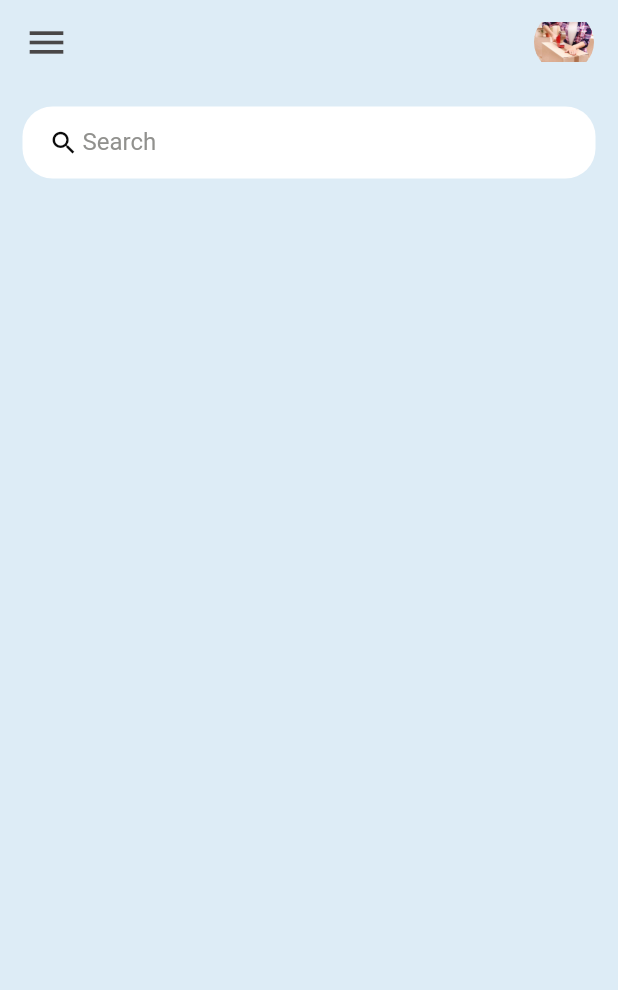
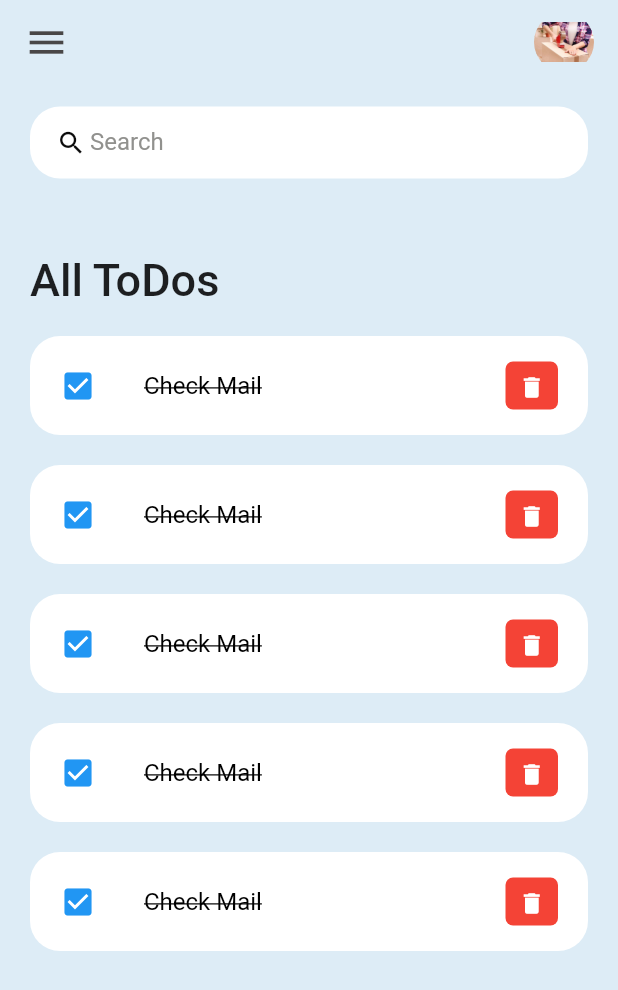
Before and after one commit to pacmadhushan/ToDo_app-Flutter-, a Flutter app: the screen it shows after launch, on a phone screen of 412 x 824 dp. Shown: the top 990 px of the screen. Run offline on Flutter 3.47's test engine with Material 2 defaults, Android fonts, the phone set to English and light mode, and no system bars.

Commit message:
added list item widget

```diff
--- a/lib/screens/home.dart
+++ b/lib/screens/home.dart
@@ -2,6 +2,7 @@ import 'package:flutter/material.dart';
 import 'package:flutter/src/widgets/framework.dart';
 import 'package:flutter/src/widgets/placeholder.dart';
 import 'package:todo/constants/colors.dart';
+import 'package:todo/widgets/todo_item.dart';
 
 class Home extends StatelessWidget {
   const Home({super.key});
@@ -13,9 +14,30 @@ class Home extends StatelessWidget {
       appBar: _buildAppBar(),
       // ignore: avoid_unnecessary_containers
       body: Container(
-        padding: const EdgeInsets.all(15),
+        padding: const EdgeInsets.symmetric(horizontal: 20, vertical: 15),
         child: Column(children: [
           searchBox(),
+          Expanded(
+            child: ListView(
+              children: [
+                Container(
+                  margin: const EdgeInsets.only(
+                    top: 50,
+                    bottom: 20,
+                  ),
+                  child: const Text(
+                    'All ToDos',
+                    style: TextStyle(fontSize: 30, fontWeight: FontWeight.w500),
+                  ),
+                ),
+                ToDoItem(),
+                ToDoItem(),
+                ToDoItem(),
+                ToDoItem(),
+                ToDoItem(),
+              ],
+            ),
+          )
         ]),
       ),
     );
--- /dev/null
+++ b/lib/widgets/todo_item.dart
@@ -0,0 +1,53 @@
+import 'package:flutter/material.dart';
+import 'package:flutter/src/widgets/framework.dart';
+import 'package:flutter/src/widgets/placeholder.dart';
+
+class ToDoItem extends StatelessWidget {
+  const ToDoItem({super.key});
+
+  @override
+  Widget build(BuildContext context) {
+    return Container(
+      margin: const EdgeInsets.only(bottom: 20),
+      child: ListTile(
+        onTap: () {
+          print('222222222222222222222222222222220');
+        },
+        shape: RoundedRectangleBorder(
+          borderRadius: BorderRadius.circular(20),
+        ),
+        contentPadding: const EdgeInsets.symmetric(horizontal: 20, vertical: 5),
+        tileColor: Colors.white,
+        leading: const Icon(
+          Icons.check_box,
+          color: Colors.blue,
+        ),
+        title: const Text(
+          'Check Mail',
+          style: TextStyle(
+              fontSize: 16,
+              color: Colors.black,
+              decoration: TextDecoration.lineThrough),
+        ),
+        trailing: Container(
+          padding: const EdgeInsets.all(0),
+          margin: const EdgeInsets.symmetric(vertical: 12),
+          height: 35,
+          width: 35,
+          decoration: BoxDecoration(
+            color: Colors.red,
+            borderRadius: BorderRadius.circular(5),
+          ),
+          child: IconButton(
+            color: Colors.white,
+            iconSize: 18,
+            icon: Icon(Icons.delete),
+            onPressed: () {
+              print('delete');
+            },
+          ),
+        ),
+      ),
+    );
+  }
+}
```
